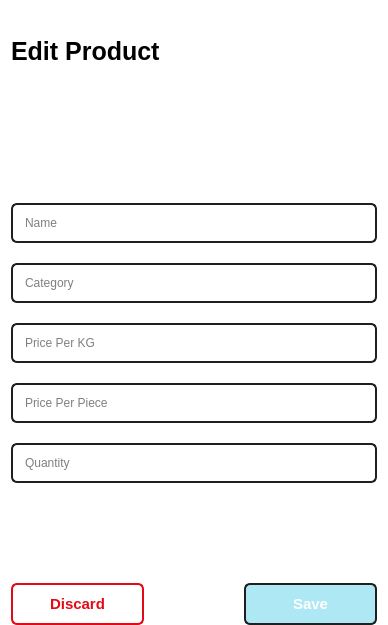
First picture: the form in EditProductForm.ui, repository kazurem/BakeryPOS, before the edit.
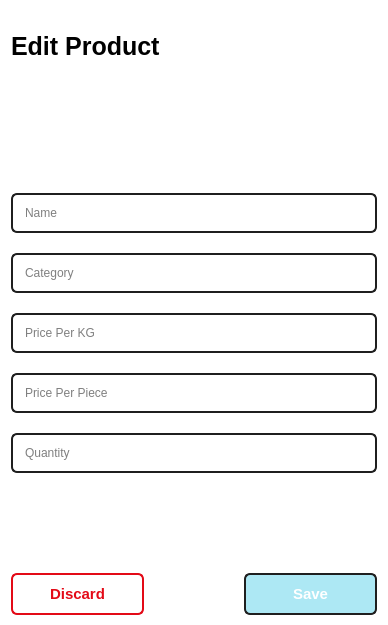
Second picture: the form after the edit. Icons and pictures are not drawn.

```diff
--- a/EditProductForm.ui
+++ b/EditProductForm.ui
@@ -210,7 +210,7 @@
     <number>0</number>
    </property>
    <property name="bottomMargin">
-    <number>0</number>
+    <number>10</number>
    </property>
    <item>
     <widget class="QLabel" name="EditProductLabel">
```
